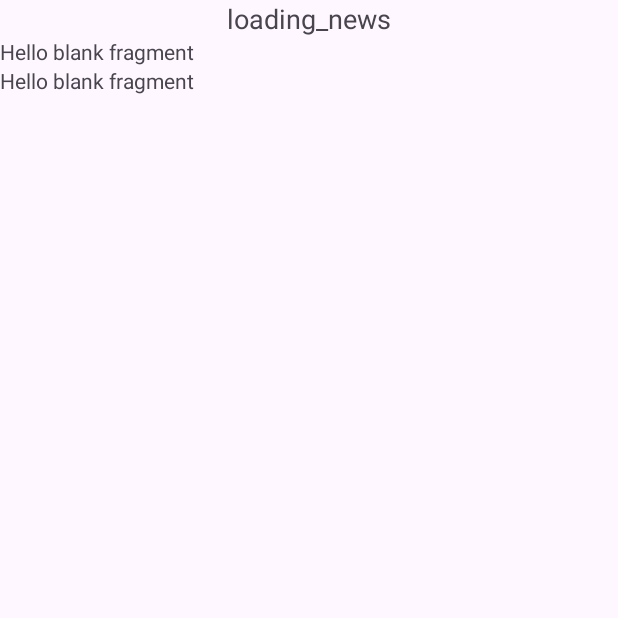
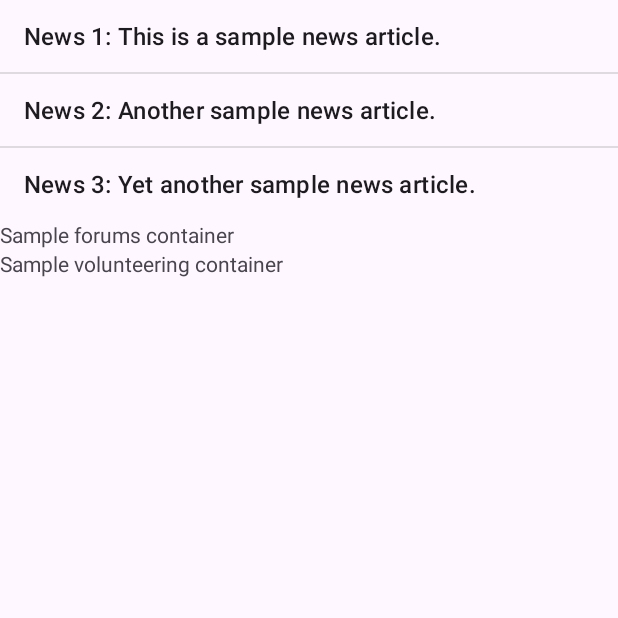
Before and after one commit to HeartBrokenKids/Parikrama-app, an Android app: the fragment communityMainFragment shown on its own in the app's theme, on a phone screen of 412 x 824 dp, the top half of it. Run offline under Robolectric (Android 15) with nearby library versions, the phone set to English and light mode, and no system bars.

Commit message:
news v2
updated list view

```diff
--- a/app/src/main/java/com/example/parikramaapp/communityAndSocial/communityMainFragment.java
+++ b/app/src/main/java/com/example/parikramaapp/communityAndSocial/communityMainFragment.java
@@ -1,13 +1,21 @@
 package com.example.parikramaapp.communityAndSocial;
 
 import android.os.Bundle;
-import androidx.fragment.app.Fragment;
 import android.view.LayoutInflater;
 import android.view.View;
 import android.view.ViewGroup;
+import android.widget.ArrayAdapter;
+import android.widget.ListView;
+
+import androidx.fragment.app.Fragment;
+
 import com.example.parikramaapp.R;
 
+import java.util.ArrayList;
+
 public class communityMainFragment extends Fragment {
+
+    private ListView newsListView;
 
     public communityMainFragment() {
         // Required empty public constructor
@@ -22,20 +30,18 @@ public class communityMainFragment extends Fragment {
                              Bundle savedInstanceState) {
         View rootView = inflater.inflate(R.layout.fragment_community_main, container, false);
 
-        // Inflate layouts for local news, forums, and volunteering
-        View localNewsLayout = inflater.inflate(R.layout.fragment_local_news, container, false);
-        View forumsLayout = inflater.inflate(R.layout.fragment_forum, container, false);
-        View volunteeringLayout = inflater.inflate(R.layout.fragment_volunteering, container, false);
+        // Initialize views
+        newsListView = rootView.findViewById(R.id.news_list_view);
 
-        // Add these layouts to the main layout (rootView)
-        // For example, assuming you have LinearLayouts in your XML layout
-        ViewGroup localNewsContainer = rootView.findViewById(R.id.local_news_container);
-        ViewGroup forumsContainer = rootView.findViewById(R.id.forums_container);
-        ViewGroup volunteeringContainer = rootView.findViewById(R.id.volunteering_container);
+        // Dummy data for testing
+        ArrayList<String> newsList = new ArrayList<>();
+        newsList.add("News 1: This is a sample news article.");
+        newsList.add("News 2: Another sample news article.");
+        newsList.add("News 3: Yet another sample news article.");
 
-        localNewsContainer.addView(localNewsLayout);
-        forumsContainer.addView(forumsLayout);
-        volunteeringContainer.addView(volunteeringLayout);
+        // Create adapter and set it to ListView
+        ArrayAdapter<String> adapter = new ArrayAdapter<>(requireContext(), android.R.layout.simple_list_item_1, newsList);
+        newsListView.setAdapter(adapter);
 
         return rootView;
     }
--- a/app/src/main/java/com/example/parikramaapp/communityAndSocial/localNewsFragment.java
+++ b/app/src/main/java/com/example/parikramaapp/communityAndSocial/localNewsFragment.java
@@ -166,6 +166,7 @@ public class localNewsFragment extends Fragment {
                 newsText.append(title).append(": ").append(description).append("\n\n");
             }
             newsTextView.setText(newsText.toString());
+            newsTextView.setText("This is working");
         } catch (JSONException e) {
             e.printStackTrace();
         }
@@ -192,7 +193,6 @@ public class localNewsFragment extends Fragment {
                 HttpURLConnection connection = (HttpURLConnection) url.openConnection();
                 connection.setRequestMethod("GET");
                 connection.connect();
-
                 InputStream inputStream = connection.getInputStream();
                 BufferedReader bufferedReader = new BufferedReader(new InputStreamReader(inputStream));
                 StringBuilder stringBuilder = new StringBuilder();
@@ -200,6 +200,7 @@ public class localNewsFragment extends Fragment {
                 while ((line = bufferedReader.readLine()) != null) {
                     stringBuilder.append(line);
                 }
+
                 return stringBuilder.toString();
             } catch (IOException e) {
                 e.printStackTrace();
--- a/app/src/main/res/layout/fragment_community_main.xml
+++ b/app/src/main/res/layout/fragment_community_main.xml
@@ -3,17 +3,15 @@
     android:layout_width="match_parent"
     android:layout_height="match_parent"
     android:orientation="vertical">
-
-    <!-- Local News Section -->
     <LinearLayout
-        android:id="@+id/local_news_container"
+        android:id="@+id/news_container"
         android:layout_width="match_parent"
         android:layout_height="wrap_content"
         android:orientation="vertical">
-
-        <!-- Add your local news UI elements here -->
-        <!-- For example, RecyclerView or ListView -->
-
+        <ListView
+            android:id="@+id/news_list_view"
+            android:layout_width="match_parent"
+            android:layout_height="wrap_content" />
     </LinearLayout>
 
     <!-- Forums Section -->
@@ -22,7 +20,10 @@
         android:layout_width="match_parent"
         android:layout_height="wrap_content"
         android:orientation="vertical">
-
+<TextView
+    android:layout_width="match_parent"
+    android:layout_height="match_parent"
+    android:text="Sample forums container"/>
         <!-- Add your forums UI elements here -->
         <!-- For example, RecyclerView or ListView -->
 
@@ -34,7 +35,10 @@
         android:layout_width="match_parent"
         android:layout_height="wrap_content"
         android:orientation="vertical">
-
+        <TextView
+            android:layout_width="match_parent"
+            android:layout_height="match_parent"
+            android:text="Sample volunteering container"/>
         <!-- Add your volunteering UI elements here -->
         <!-- For example, RecyclerView or ListView -->
 
```
